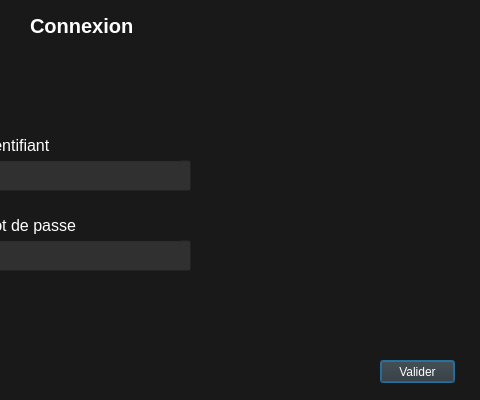
Above: IHM_Final/loginpage.ui from ProjectCDG/IHM before the change; both pictures show x 320 to 800 and y 0 to 400 of the 800 by 400 pixel window. Below: the same form after it.
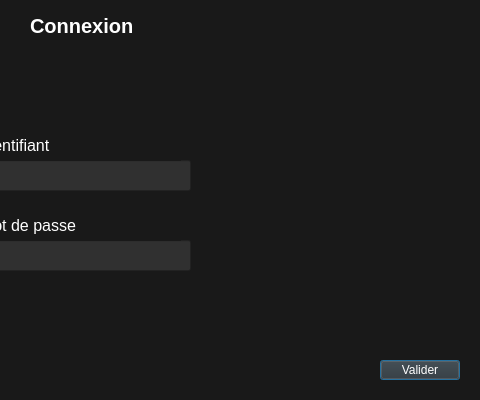
That is the form after the change.

Commit message: Alignement boutons

Diff of the .ui file:
```diff
--- a/IHM_Final/loginpage.ui
+++ b/IHM_Final/loginpage.ui
@@ -21,8 +21,8 @@
     <rect>
      <x>700</x>
      <y>360</y>
-     <width>75</width>
-     <height>23</height>
+     <width>80</width>
+     <height>20</height>
     </rect>
    </property>
    <property name="styleSheet">
```
The commit also changes 3 other files.
